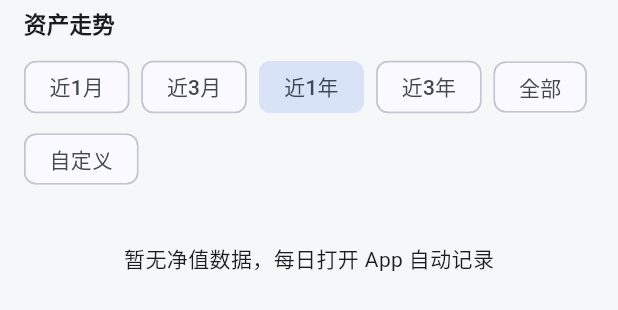
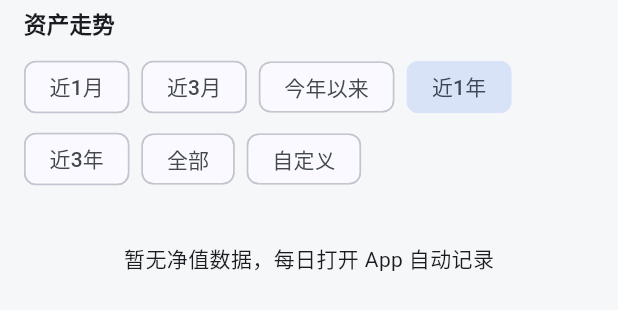
Before and after one commit to squarelimber/asset-tracker, a Flutter app: the NetWorthChart widget shown alone on an empty page, opened directly, on a phone screen of 412 x 824 dp. Shown: the top 310 px of the screen. Run offline on Flutter 3.47's test engine with Material 3 defaults, Android fonts, the light colour scheme and no system bars; our stand-ins replace drift, drift_flutter, fl_chart, flutter_riverpod, go_router; missing offline and left inert: file_selector; accounts and stored records are empty; generated files the repository leaves out were written again.

Commit message:
feat: scrollable account list, holding tap opens transaction dialog, YTD range option

```diff
--- a/lib/domain/range_stats.dart
+++ b/lib/domain/range_stats.dart
@@ -6,6 +6,7 @@ import '../data/database.dart';
 enum RangeOption {
   month1('近1月'),
   month3('近3月'),
+  ytd('今年以来'),
   year1('近1年'),
   year3('近3年'),
   all('全部'),
@@ -19,6 +20,7 @@ enum RangeOption {
   DateTime? startDate(DateTime now) => switch (this) {
         month1 => DateTime(now.year, now.month - 1, now.day),
         month3 => DateTime(now.year, now.month - 3, now.day),
+        ytd => DateTime(now.year, 1, 1),
         year1 => DateTime(now.year - 1, now.month, now.day),
         year3 => DateTime(now.year - 3, now.month, now.day),
         all || custom => null,
--- a/lib/features/portfolio/portfolio_widgets.dart
+++ b/lib/features/portfolio/portfolio_widgets.dart
@@ -114,6 +114,7 @@ class _NetWorthChartState extends ConsumerState<NetWorthChart> {
   static const _options = [
     RangeOption.month1,
     RangeOption.month3,
+    RangeOption.ytd,
     RangeOption.year1,
     RangeOption.year3,
     RangeOption.all,
```
Also changed, not shown: lib/features/accounts/accounts_page.dart (+13 -6 lines).
